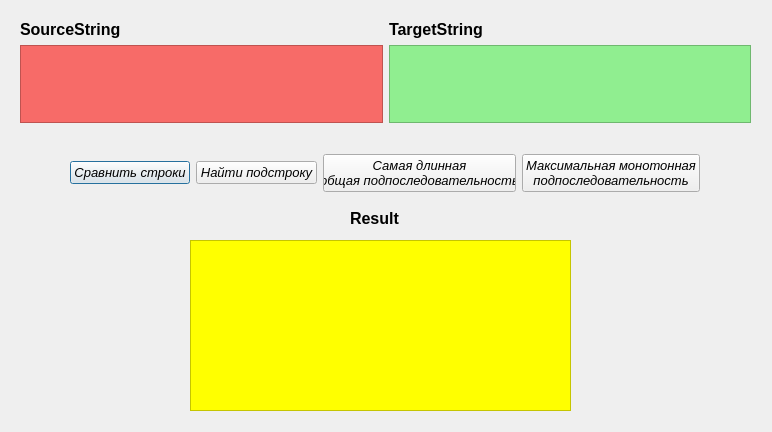
Old version of the form dialog.ui in the repository Tricui11/AlmostEquivalentStrings.
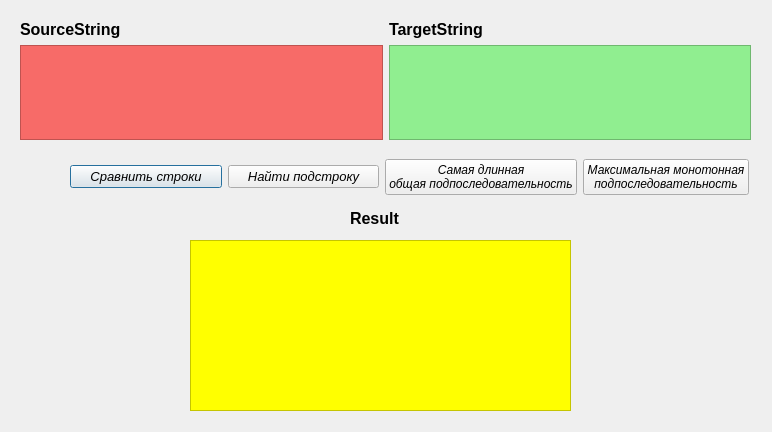
New version of the form.

Commit message: KDE adopted

```diff
--- a/dialog.ui
+++ b/dialog.ui
@@ -51,7 +51,7 @@
      <x>20</x>
      <y>20</y>
      <width>731</width>
-     <height>103</height>
+     <height>120</height>
     </rect>
    </property>
    <layout class="QHBoxLayout" name="horizontalLayout">
@@ -113,8 +113,8 @@
     <rect>
      <x>70</x>
      <y>150</y>
-     <width>630</width>
-     <height>46</height>
+     <width>679</width>
+     <height>54</height>
     </rect>
    </property>
    <layout class="QHBoxLayout" name="horizontalLayout_2">
@@ -148,7 +148,7 @@
      <widget class="QPushButton" name="pushButton_LongestCommonSubsequence">
       <property name="font">
        <font>
-        <pointsize>10</pointsize>
+        <pointsize>9</pointsize>
         <italic>true</italic>
        </font>
       </property>
@@ -162,7 +162,7 @@
      <widget class="QPushButton" name="pushButton_MaximumMonotonicSubsequence">
       <property name="font">
        <font>
-        <pointsize>10</pointsize>
+        <pointsize>9</pointsize>
         <italic>true</italic>
        </font>
       </property>
```
Left out of the diff: 3 changed lines with no effect on the pictures. The commit also changes 2 other files.
